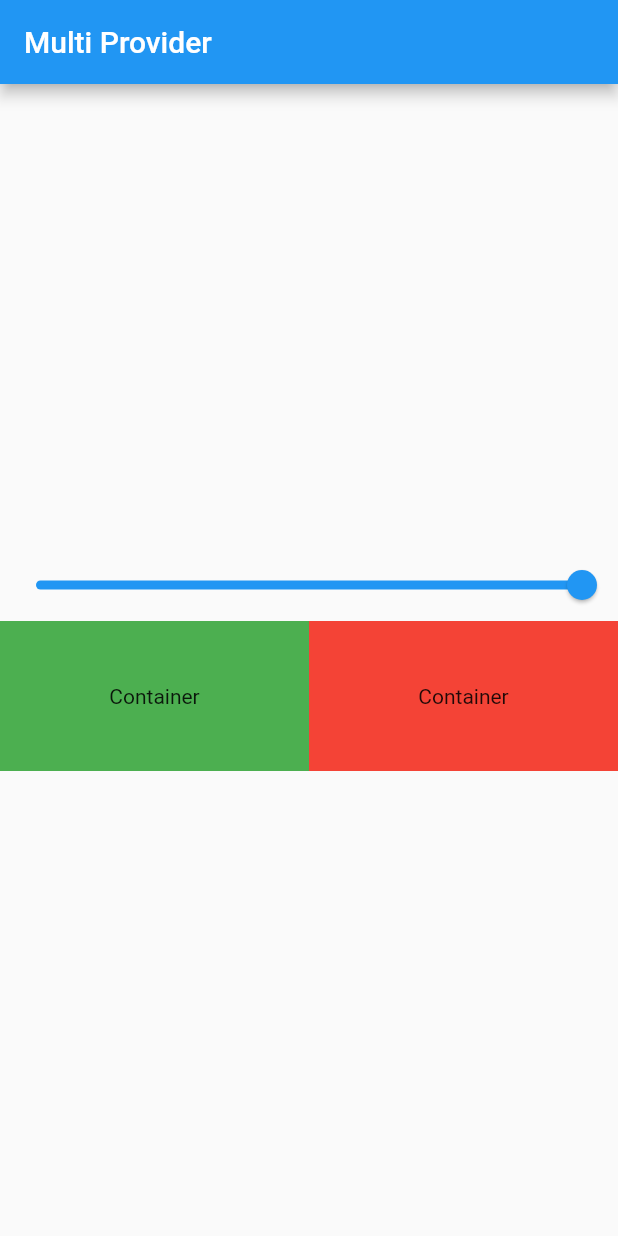
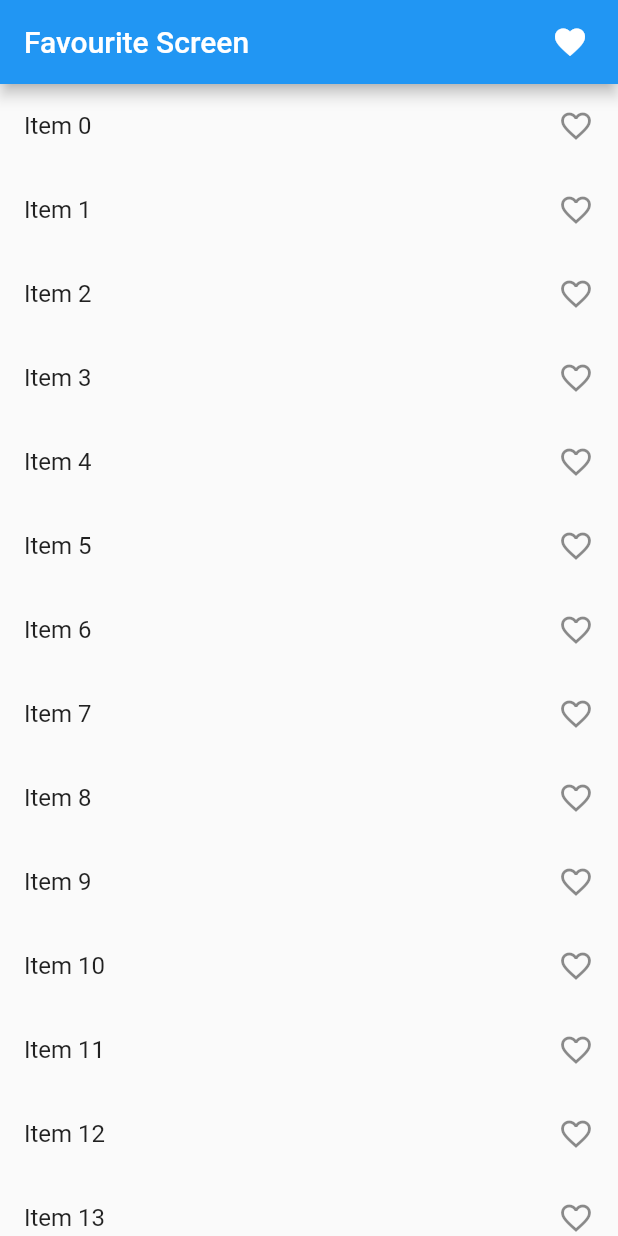
Before and after one commit to Usaid-Dev/provider_state_management, a Flutter app: the screen it shows after launch, on a phone screen of 412 x 824 dp. Run offline on Flutter 3.47's test engine with Material 2 defaults, Android fonts, the phone set to English and light mode, and no system bars.

Commit message:
favourite app with provider

```diff
--- /dev/null
+++ b/lib/favourite_app/favourite_provider.dart
@@ -0,0 +1,17 @@
+import 'package:flutter/foundation.dart';
+
+class FavouriteProvider with ChangeNotifier {
+  List<int> _selectedItem = [];
+
+  List<int> get selectedItem => _selectedItem;
+
+  void addItem(int value) {
+    selectedItem.add(value);
+    notifyListeners();
+  }
+
+  void removeItem(int value) {
+    selectedItem.remove(value);
+    notifyListeners();
+  }
+}
--- /dev/null
+++ b/lib/favourite_app/favourite_screen.dart
@@ -0,0 +1,73 @@
+import 'package:flutter/material.dart';
+import 'package:provider/provider.dart';
+import 'package:provider_state_management/favourite_app/favourite_provider.dart';
+import 'package:provider_state_management/favourite_app/my_favourite.dart';
+
+class FavouriteScreen extends StatefulWidget {
+  const FavouriteScreen({super.key});
+
+  @override
+  State<FavouriteScreen> createState() => _FavouriteScreenState();
+}
+
+class _FavouriteScreenState extends State<FavouriteScreen> {
+  List<int> selectedItem = [];
+
+  @override
+  Widget build(BuildContext context) {
+    print('Build');
+    return Scaffold(
+      appBar: AppBar(
+        title: const Text('Favourite Screen'),
+        actions: [
+          InkWell(
+            onTap: () {
+              Navigator.push(
+                context,
+                MaterialPageRoute(
+                  builder: (context) => MyFavourite(),
+                ),
+              );
+            },
+            child: const Icon(Icons.favorite),
+          ),
+          const SizedBox(
+            width: 20,
+          ),
+        ],
+      ),
+      body: Column(
+        children: [
+          Expanded(
+            child: ListView.builder(
+              itemCount: 100,
+              itemBuilder: (context, index) {
+                return Consumer<FavouriteProvider>(
+                  builder: (context, value, child) {
+                    return ListTile(
+                      onTap: () {
+                        if (value.selectedItem.contains(index)) {
+                          value.removeItem(index);
+                        } else {
+                          value.addItem(index);
+                        }
+                      },
+                      title: Text(
+                        'Item ' + index.toString(),
+                      ),
+                      trailing: Icon(
+                        value.selectedItem.contains(index)
+                            ? Icons.favorite
+                            : Icons.favorite_border_outlined,
+                      ),
+                    );
+                  },
+                );
+              },
+            ),
+          )
+        ],
+      ),
+    );
+  }
+}
--- a/lib/main.dart
+++ b/lib/main.dart
@@ -2,7 +2,8 @@ import 'package:flutter/material.dart';
 import 'package:provider/provider.dart';
 import 'package:provider_state_management/provider/count_provider.dart';
 import 'package:provider_state_management/provider/example_multi_provider.dart';
-import 'package:provider_state_management/screens/example_multi.dart';
+import 'package:provider_state_management/favourite_app/favourite_provider.dart';
+import 'package:provider_state_management/favourite_app/favourite_screen.dart';
 
 void main() {
   runApp(const MyApp());
@@ -17,10 +18,11 @@ class MyApp extends StatelessWidget {
       providers: [
         ChangeNotifierProvider(create: (_) => CountProvider()),
         ChangeNotifierProvider(create: (_) => ExampleMultiProvider()),
+        ChangeNotifierProvider(create: (_) => FavouriteProvider()),
       ],
       child: const MaterialApp(
         debugShowCheckedModeBanner: false,
-        home: ExampleMulti(),
+        home: FavouriteScreen(),
       ),
     );
   }
```
Also changed, not shown: lib/favourite_app/my_favourite.dart (added, +71 -0 lines).
